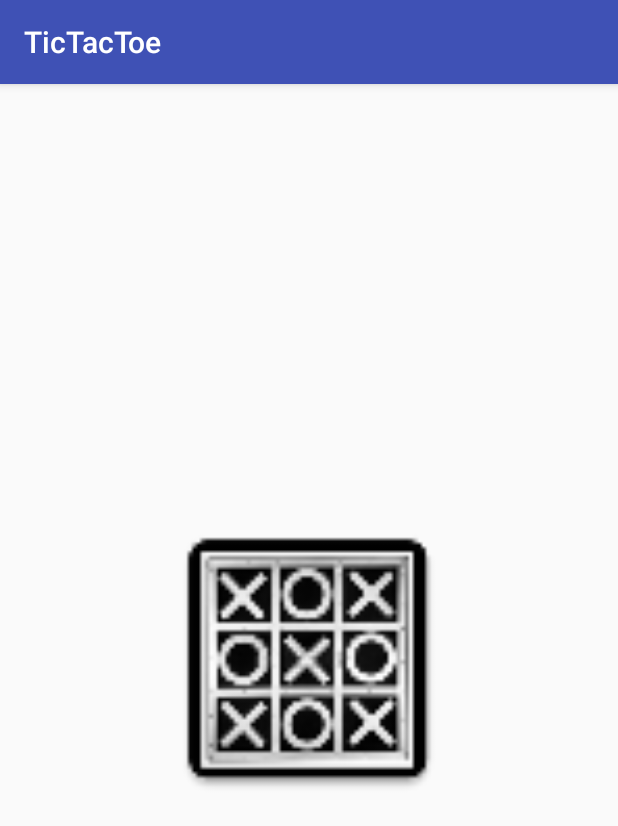
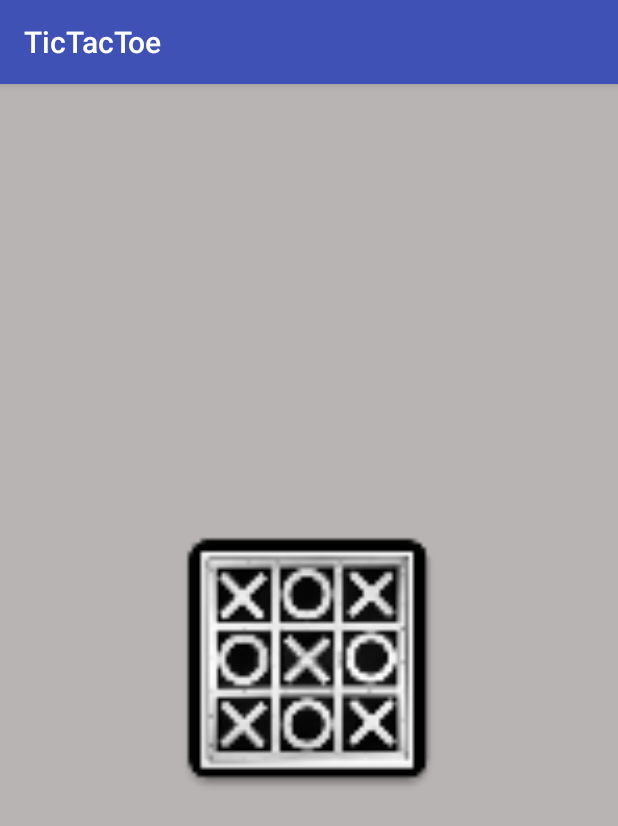
Before and after one commit to kevronr1818/TicTacToe, an Android app: the screen it shows after launch (SplashActivity), on a phone screen of 412 x 824 dp. Shown: the top 826 px of the screen. Run offline under Robolectric (Android 15) with nearby library versions, the phone set to English and light mode, and no system bars.

Commit message:
Updated all classes

```diff
--- a/app/src/main/res/layout/activity_splash.xml
+++ b/app/src/main/res/layout/activity_splash.xml
@@ -5,6 +5,7 @@
     android:id="@+id/activity_splash"
     android:layout_width="match_parent"
     android:layout_height="match_parent"
+    android:background="@color/splash_background"
     android:paddingBottom="16dp"
     android:paddingLeft="16dp"
     android:paddingRight="16dp"
@@ -15,7 +16,7 @@
         android:id="@+id/imageView"
         android:layout_width="200dp"
         android:layout_height="200dp"
-        app:srcCompat="@mipmap/tictactoe_splash"
+        android:layout_centerHorizontal="true"
         android:layout_centerVertical="true"
-        android:layout_centerHorizontal="true" />
+        app:srcCompat="@mipmap/tictactoe_splash" />
 </RelativeLayout>
--- a/app/src/main/res/values/colors.xml
+++ b/app/src/main/res/values/colors.xml
@@ -3,4 +3,5 @@
     <color name="colorPrimary">#3F51B5</color>
     <color name="colorPrimaryDark">#303F9F</color>
     <color name="colorAccent">#FF4081</color>
+    <color name="splash_background">#b9b4b4</color>
 </resources>
```
Also changed, not shown: app/src/main/java/krobertsoncsc335/tictactoe/GameBoard.java (+12 -16 lines).
